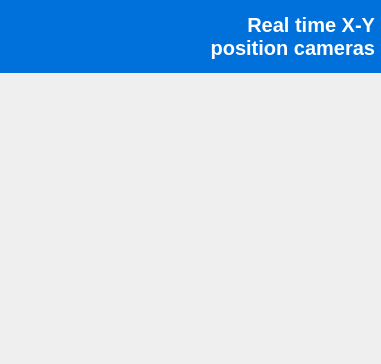
Qt form apps/software/gui/Components/RealPositionCameras.ui (lainez12/KS3) before a commit.
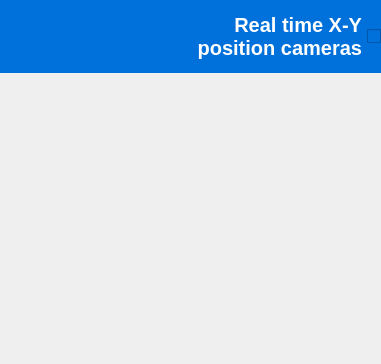
The same form after that commit. Icons and pictures are not drawn.

```diff
--- a/apps/software/gui/Components/RealPositionCameras.ui
+++ b/apps/software/gui/Components/RealPositionCameras.ui
@@ -23,7 +23,8 @@
    </size>
   </property>
   <property name="styleSheet">
-   <string notr="true">QCheckBox::indicator {
+   <string notr="true">background-color: #f4f;
+QCheckBox::indicator {
     width: 0px;
     height: 0px;
     border: none;
```
